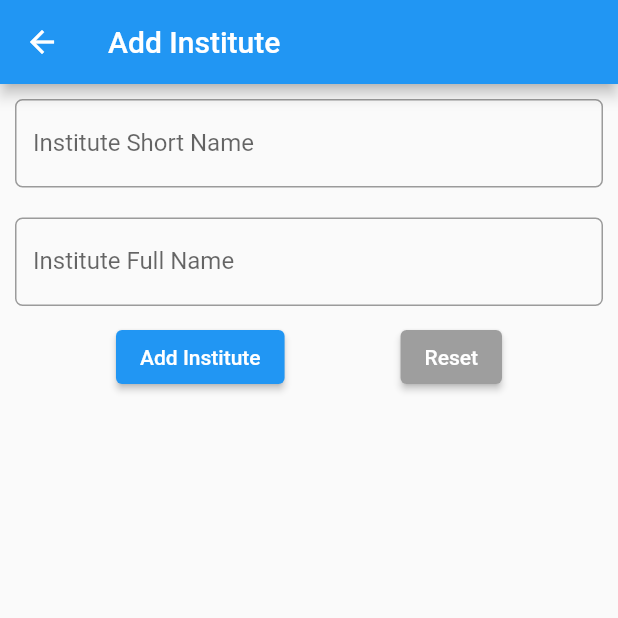
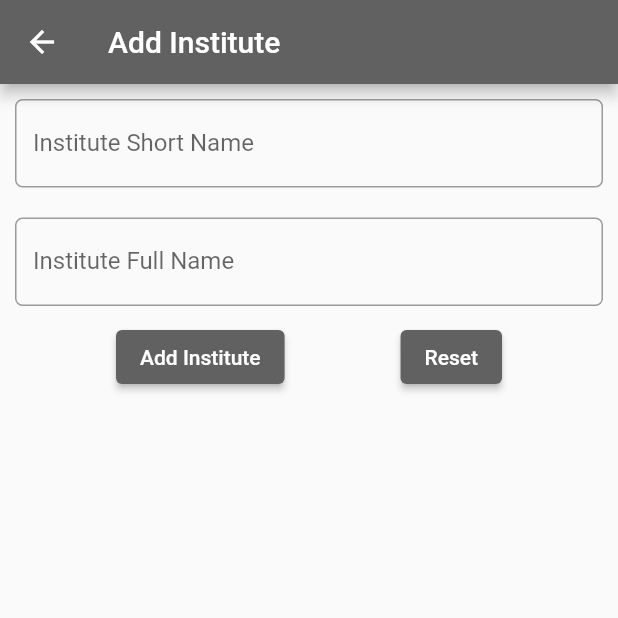
Before and after one commit to AnasKakuwala/ProctorRule, a Flutter app: the AddInstitute screen opened directly, on a phone screen of 412 x 824 dp, the top half of it. Run offline on Flutter 3.47's test engine with Material 2 defaults, Android fonts, the phone set to English and light mode, and no system bars; our stand-ins replace cloud_firestore, file_picker, firebase_auth, firebase_core, firebase_storage, fluttertoast; accounts and stored records are empty.

Commit message:
1:38 17-04-2023 Color Changes in Institute Module

```diff
--- a/lib/screens/addInstitute.dart
+++ b/lib/screens/addInstitute.dart
@@ -1,5 +1,6 @@
 import 'package:cloud_firestore/cloud_firestore.dart';
 import 'package:flutter/material.dart';
+import 'package:proctor_rule/screens/institute_table.dart';
 
 class AddInstitute extends StatefulWidget {
   const AddInstitute({Key? key}) : super(key: key);
@@ -81,6 +82,7 @@ class _AddInstituteState extends State<AddInstitute> {
   @override
   Widget build(BuildContext context) {
     return Scaffold(appBar: AppBar(
+      backgroundColor: Colors.grey[700],
       title: const Text("Add Institute"),
     ),
       body: SingleChildScrollView(
@@ -93,6 +95,7 @@ class _AddInstituteState extends State<AddInstitute> {
               mainAxisAlignment: MainAxisAlignment.spaceEvenly,
               children: [
                 ElevatedButton(
+                  style: ElevatedButton.styleFrom(backgroundColor: Colors.grey[700]),
                   onPressed: (){
                     if(I_SH_NAMEController.text != "" && I_FL_NAMEController.text != ""){
                       sName = I_SH_NAMEController.text.toString();
@@ -107,6 +110,8 @@ class _AddInstituteState extends State<AddInstitute> {
                         print('Error getting number of documents: $error');
                       });
                     }
+                    // Navigator.push(context, MaterialPageRoute(builder: (context)=> const InstituteTable()));
+                    Navigator.of(context).pop();
                   },
                   child: Text('Add Institute'),
                 ),
@@ -115,9 +120,7 @@ class _AddInstituteState extends State<AddInstitute> {
                   I_FL_NAMEController.text="";
                   focusNode.requestFocus();
                 },
-                  style: ElevatedButton.styleFrom(
-                    backgroundColor: Colors.grey,
-                  ),
+                  style: ElevatedButton.styleFrom(backgroundColor: Colors.grey[700]),
                   child: Text('Reset'),
                 ),
               ],
```
Also changed, not shown: lib/screens/editInstitute.dart (+18 -16 lines), lib/screens/institute_table.dart (+14 -13 lines).
